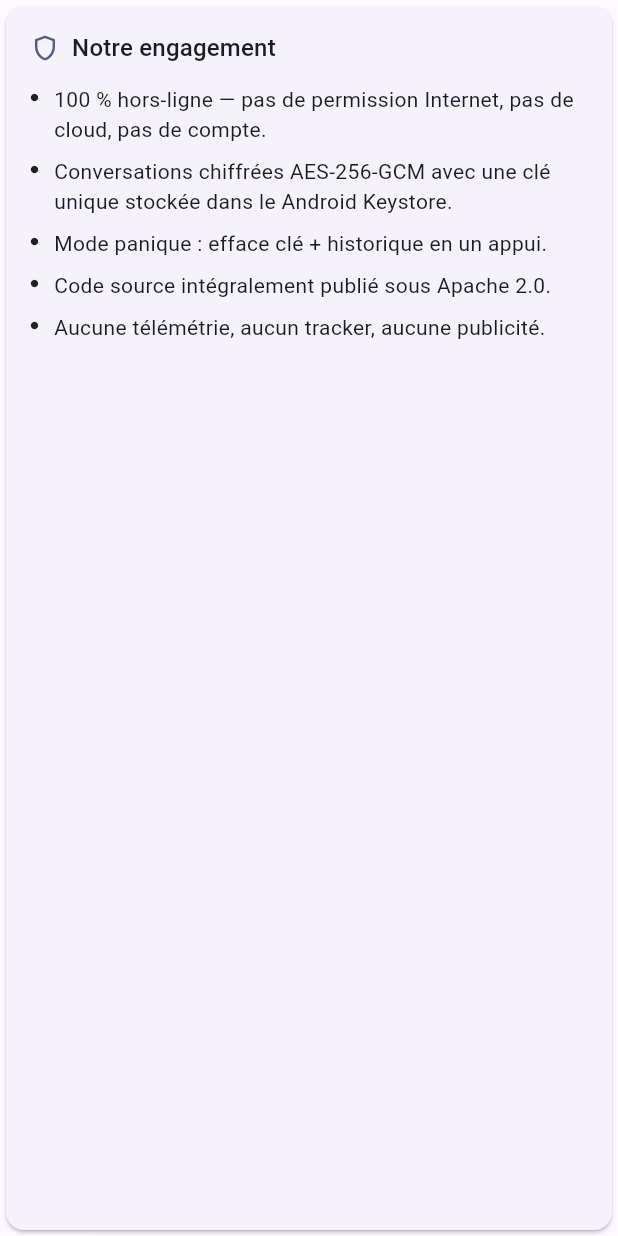
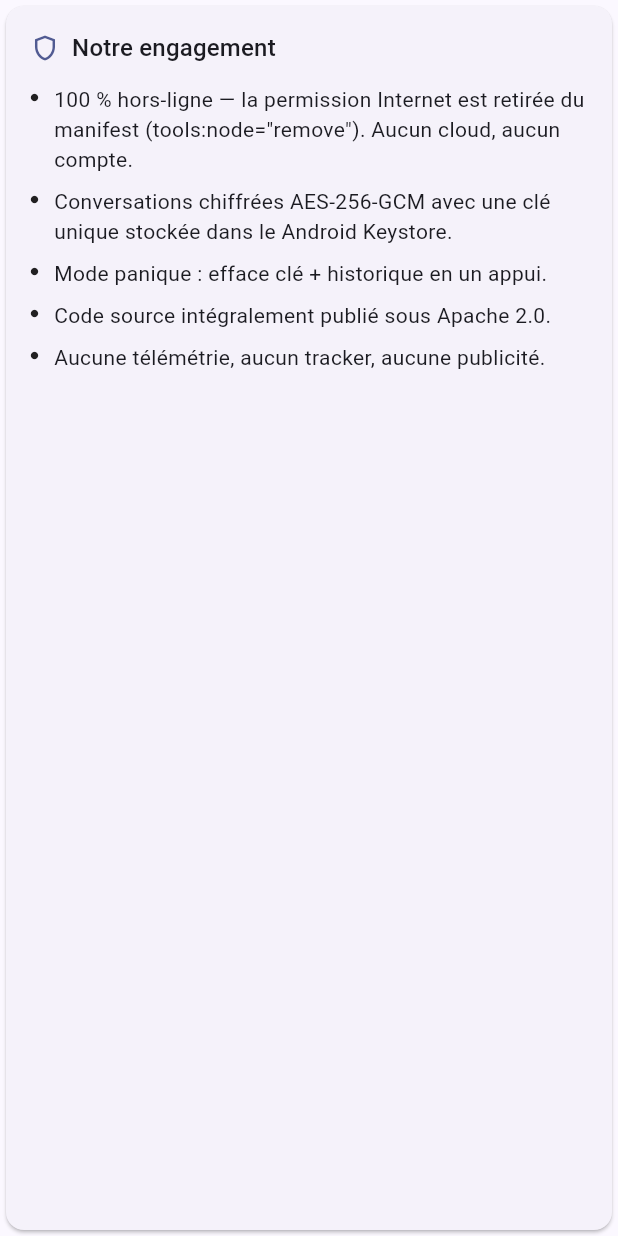
Before and after one commit to gitubpatrice/ai_tech, a Flutter app: the _PromiseCard widget shown alone on an empty page, opened directly, on a phone screen of 412 x 824 dp. Run offline on Flutter 3.47's test engine with Material 3 defaults, Android fonts, the phone set to English and light mode, and no system bars; our stand-ins replace file_picker, flutter_markdown, flutter_secure_storage, package_info_plus, share_plus, shared_preferences; missing offline and left inert: files_tech_core, flutter_gemma, pointycastle; accounts and stored records are empty.

Commit message:
docs(v0.4.3): nettoyage README + cohérence PRIVACY/TERMS/SECURITY + flux modèle
- README: description on-device Gemma 3 1B int4, sections Fonctionnalités / Permissions / Comment installer un modèle, Sécurité étoffée (INTERNET retiré, libOpenCL, EncryptedJsonStore AAD, FLAG_SECURE, sanitization prompt-injection), Installation latest GitHub Release.
- PRIVACY.md / PRIVACY.fr.md: bump v0.4.3, mention navigateur système (intent ACTION_VIEW) pour téléchargement modèle.
- TERMS.md / TERMS.fr.md: bump v0.4.3.
- SECURITY.md: réécrit pour AI Tech (l'ancien fichier était la copie Read Files Tech) — modèle de menace offline + prompt injection, stratégies INTERNET retiré / libOpenCL / EncryptedJsonStore / panic, périmètre, contact contact@files-tech.com.
- AboutScreen: bullet hors-ligne mentionne tools:node="remove" sur le manifest.

Co-Authored-By: Claude Opus 4.7 (1M context) <noreply@anthropic.com>

```diff
--- a/lib/screens/about_screen.dart
+++ b/lib/screens/about_screen.dart
@@ -145,8 +145,8 @@ class _PromiseCard extends StatelessWidget {
             const SizedBox(height: 12),
             const _Bullet(
               text:
-                  '100 % hors-ligne — pas de permission Internet, '
-                  'pas de cloud, pas de compte.',
+                  '100 % hors-ligne — la permission Internet est retirée '
+                  'du manifest (tools:node="remove"). Aucun cloud, aucun compte.',
             ),
             const _Bullet(
               text:
```
Also changed, not shown: 6 other files.
